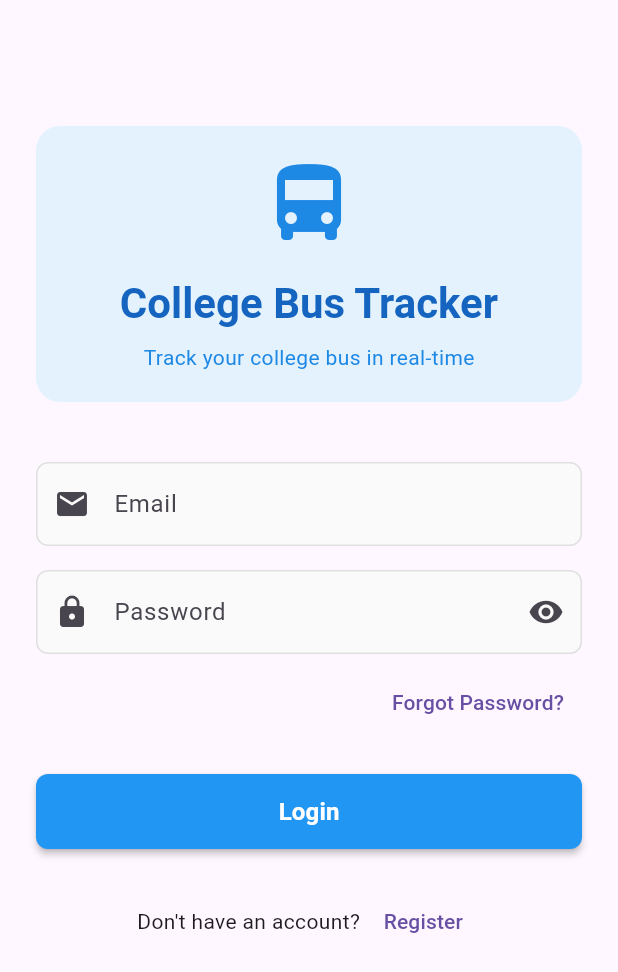
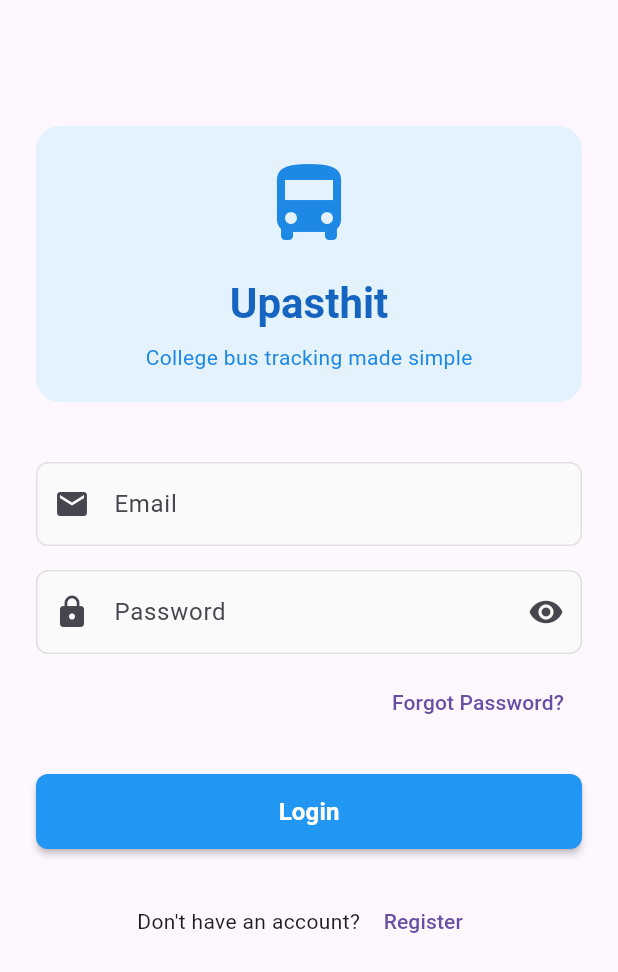
Before and after one commit to l24co069n/clgbustracking, a Flutter app: the screen it shows after launch, on a phone screen of 412 x 824 dp. Shown: the top 972 px of the screen. Run offline on Flutter 3.47's test engine with Material 3 defaults, Android fonts, the phone set to English and light mode, and no system bars; our stand-ins replace cloud_firestore, firebase_auth, firebase_core, firebase_database, geolocator, google_maps_flutter and 1 more; accounts and stored records are empty.

```diff
--- a/lib/main.dart
+++ b/lib/main.dart
@@ -3,6 +3,7 @@ import 'package:firebase_core/firebase_core.dart';
 import 'package:provider/provider.dart';
 import 'package:shared_preferences/shared_preferences.dart';
 
+import 'firebase_options.dart';
 import 'services/auth_service.dart';
 import 'services/database_service.dart';
 import 'services/location_service.dart';
@@ -20,7 +21,17 @@ import 'utils/constants.dart';
 
 void main() async {
   WidgetsFlutterBinding.ensureInitialized();
-  await Firebase.initializeApp();
+
+  try {
+    print('🔥 Initializing Firebase...');
+    await Firebase.initializeApp(
+      options: DefaultFirebaseOptions.currentPlatform,
+    );
+    print('✅ Firebase initialized successfully');
+  } catch (e) {
+    print('❌ Firebase initialization failed: $e');
+  }
+
   runApp(const MyApp());
 }
 
@@ -37,7 +48,7 @@ class MyApp extends StatelessWidget {
         ChangeNotifierProvider(create: (_) => LocationProvider()),
       ],
       child: MaterialApp(
-        title: 'College Bus Tracker',
+        title: 'upashtit2',
         theme: ThemeData(
           primarySwatch: Colors.blue,
           visualDensity: VisualDensity.adaptivePlatformDensity,
@@ -79,37 +90,54 @@ class _AuthWrapperState extends State<AuthWrapper> {
   }
 
   void _checkAuthState() async {
-    final authProvider = Provider.of<AuthProvider>(context, listen: false);
-    await authProvider.checkAuthState();
+    try {
+      print('🔍 Checking authentication state...');
+      final authProvider = Provider.of<AuthProvider>(context, listen: false);
+      await authProvider.checkAuthState();
+      print('✅ Authentication state checked successfully');
+    } catch (e) {
+      print('❌ Error checking authentication state: $e');
+    }
   }
 
   @override
   Widget build(BuildContext context) {
     return Consumer<AuthProvider>(
       builder: (context, authProvider, child) {
+        print('🏗️ Building AuthWrapper - Loading: ${authProvider.isLoading}, User: ${authProvider.user?.email ?? 'null'}');
+
         if (authProvider.isLoading) {
+          print('⏳ Showing loading screen...');
           return const Scaffold(
             body: Center(child: CircularProgressIndicator()),
           );
         }
 
         if (authProvider.user == null) {
+          print('🔐 No user authenticated, showing login screen...');
           return const LoginScreen();
         }
 
         // Navigate based on user role
+        print('👤 User authenticated with role: ${authProvider.user!.role}');
         switch (authProvider.user!.role) {
           case UserRole.admin:
+            print('🎯 Navigating to Admin Dashboard');
             return const AdminDashboard();
           case UserRole.coordinator:
+            print('🎯 Navigating to Coordinator Dashboard');
             return const CoordinatorDashboard();
           case UserRole.driver:
+            print('🎯 Navigating to Driver Dashboard');
             return const DriverDashboard();
           case UserRole.teacher:
+            print('🎯 Navigating to Teacher Dashboard');
             return const TeacherDashboard();
           case UserRole.student:
+            print('🎯 Navigating to Student Dashboard');
             return const StudentDashboard();
           default:
+            print('⚠️ Unknown user role, showing login screen');
             return const LoginScreen();
         }
       },
--- a/lib/screens/auth/login_screen.dart
+++ b/lib/screens/auth/login_screen.dart
@@ -74,7 +74,7 @@ class _LoginScreenState extends State<LoginScreen> {
                       ),
                       const SizedBox(height: 16),
                       Text(
-                        'College Bus Tracker',
+                        'Upasthit',
                         style: Theme.of(context).textTheme.headlineMedium?.copyWith(
                           fontWeight: FontWeight.bold,
                           color: Colors.blue.shade800,
@@ -82,7 +82,7 @@ class _LoginScreenState extends State<LoginScreen> {
                       ),
                       const SizedBox(height: 8),
                       Text(
-                        'Track your college bus in real-time',
+                        'College bus tracking made simple',
                         style: Theme.of(context).textTheme.bodyMedium?.copyWith(
                           color: Colors.blue.shade600,
                         ),
--- a/lib/screens/management/route_management_screen.dart
+++ b/lib/screens/management/route_management_screen.dart
@@ -2,6 +2,7 @@ import 'package:flutter/material.dart';
 import 'package:provider/provider.dart';
 import '../../providers/route_provider.dart';
 import '../../models/route_model.dart';
+import '../../utils/constants.dart';
 import '../../widgets/custom_button.dart';
 import 'create_route_screen.dart';
 
--- a/lib/utils/constants.dart
+++ b/lib/utils/constants.dart
@@ -1,3 +1,5 @@
+import 'package:flutter/material.dart';
+
 enum UserRole {
   admin,
   coordinator,
@@ -18,7 +20,7 @@ enum RouteType {
 }
 
 class AppConstants {
-  static const String appName = 'College Bus Tracker';
+  static const String appName = 'Upasthit';
 
   // Firebase Collections
   static const String usersCollection = 'users';
@@ -32,12 +34,8 @@ class AppConstants {
   static const String userRoleKey = 'user_role';
   static const String isLoggedInKey = 'is_logged_in';
 
-  // Default colleges
-  static const List<Map<String, String>> defaultColleges = [
-    {'name': 'ABC Engineering College', 'domain': 'abc.edu'},
-    {'name': 'XYZ University', 'domain': 'xyz.edu'},
-    {'name': 'Tech Institute', 'domain': 'tech.edu'},
-  ];
+  // Default colleges no longer used; colleges now loaded from Firestore
+  static const List<Map<String, String>> defaultColleges = [];
 }
 
 class AppColors {
--- a/lib/widgets/custom_text_field.dart
+++ b/lib/widgets/custom_text_field.dart
@@ -12,6 +12,7 @@ class CustomTextField extends StatelessWidget {
   final void Function(String)? onChanged;
   final int maxLines;
   final bool enabled;
+  final bool readOnly;
 
   const CustomTextField({
     super.key,
@@ -26,6 +27,7 @@ class CustomTextField extends StatelessWidget {
     this.onChanged,
     this.maxLines = 1,
     this.enabled = true,
+    this.readOnly = false,
   });
 
   @override
@@ -38,6 +40,7 @@ class CustomTextField extends StatelessWidget {
       onChanged: onChanged,
       maxLines: maxLines,
       enabled: enabled,
+      readOnly: readOnly,
       decoration: InputDecoration(
         labelText: label,
         hintText: hint,
```
Also changed, not shown: lib/providers/auth_provider.dart (+18 -1 lines), lib/screens/auth/register_screen.dart (+116 -19 lines), lib/services/auth_service.dart (+18 -4 lines), pubspec.yaml (+8 -1 lines), assets/images/upasthit_logo.jpg (added), pubspec.lock, 44 other files.
